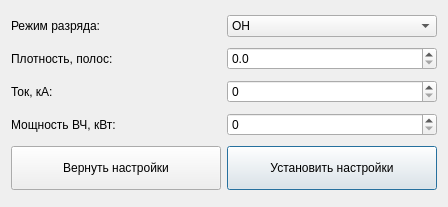
First picture: the form in ui/TOKAMAK/TokamakWidgetUIDesign.ui, repository AVSidorov/FT2SXR, before the edit.
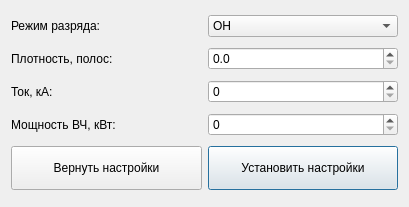
Second picture: the form after the edit.

```diff
--- a/ui/TOKAMAK/TokamakWidgetUIDesign.ui
+++ b/ui/TOKAMAK/TokamakWidgetUIDesign.ui
@@ -6,7 +6,7 @@
    <rect>
     <x>0</x>
     <y>0</y>
-    <width>448</width>
+    <width>409</width>
     <height>207</height>
    </rect>
   </property>
@@ -95,7 +95,7 @@
     <widget class="QPushButton" name="return_pushButton">
      <property name="minimumSize">
       <size>
-       <width>0</width>
+       <width>190</width>
        <height>44</height>
       </size>
      </property>
@@ -116,7 +116,7 @@
     <widget class="QPushButton" name="install_pushButton">
      <property name="minimumSize">
       <size>
-       <width>0</width>
+       <width>190</width>
        <height>44</height>
       </size>
      </property>
```
Left out of the diff: 3 changed lines with no effect on the pictures.
